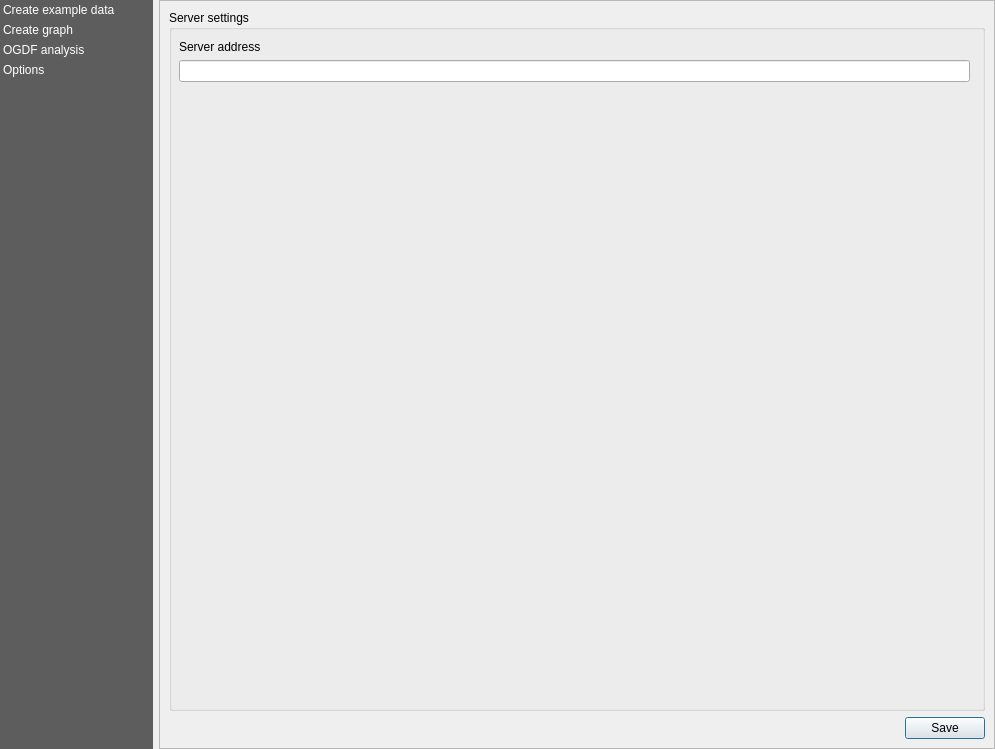
Qt form user_interface.ui (S-P-A-N-N-E-R-S/Frontend) before a commit.
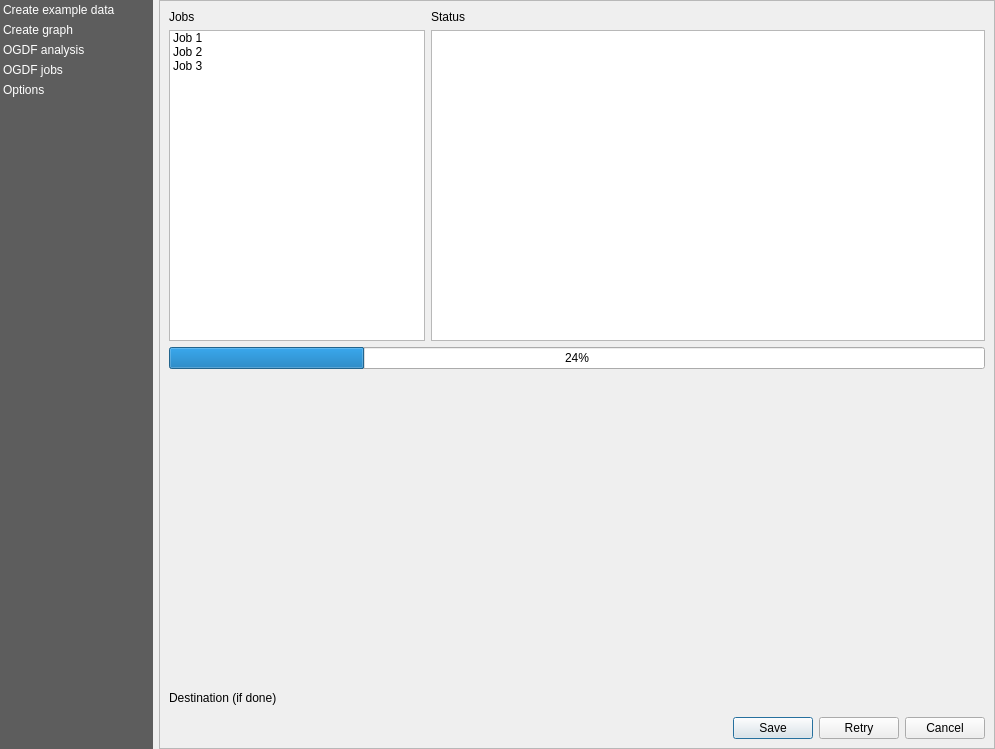
The same form after that commit. The open tabs and pages were chosen to show the change. Custom widgets are drawn as their Qt base class.

Commit message: Apply changes to UI based on mentioned requirements, refs #1

Patch:
```diff
--- a/user_interface.ui
+++ b/user_interface.ui
@@ -79,12 +79,24 @@
        <height>32</height>
       </size>
      </property>
+     <property name="movement">
+      <enum>QListView::Static</enum>
+     </property>
+     <property name="layoutMode">
+      <enum>QListView::SinglePass</enum>
+     </property>
+     <property name="viewMode">
+      <enum>QListView::ListMode</enum>
+     </property>
      <property name="uniformItemSizes">
       <bool>true</bool>
      </property>
      <property name="currentRow">
       <number>-1</number>
      </property>
+     <property name="sortingEnabled">
+      <bool>false</bool>
+     </property>
      <item>
       <property name="text">
        <string>Create example data</string>
@@ -100,6 +112,11 @@
        <string>OGDF analysis</string>
       </property>
      </item>
+     <item>
+      <property name="text">
+       <string>OGDF jobs</string>
+      </property>
+     </item>
      <item>
       <property name="text">
        <string>Options</string>
@@ -590,29 +607,6 @@
                       </item>
                      </widget>
                     </item>
-                    <item row="4" column="1">
-                     <widget class="QLabel" name="label_14">
-                      <property name="text">
-                       <string>Destination</string>
-                      </property>
-                     </widget>
-                    </item>
-                    <item row="5" column="1">
-                     <widget class="QgsFileWidget" name="mQgsFileWidget_4">
-                      <property name="useLink">
-                       <bool>false</bool>
-                      </property>
-                      <property name="fullUrl">
-                       <bool>false</bool>
-                      </property>
-                      <property name="dialogTitle">
-                       <string/>
-                      </property>
-                      <property name="storageMode">
-                       <enum>QgsFileWidget::SaveFile</enum>
-                      </property>
-                     </widget>
-                    </item>
                    </layout>
                   </widget>
                   <widget class="QgsCollapsibleGroupBox" name="mGroupBox_3">
@@ -797,6 +791,118 @@
              </item>
             </layout>
            </widget>
+           <widget class="QWidget" name="ogdf_jobs">
+            <property name="enabled">
+             <bool>true</bool>
+            </property>
+            <layout class="QVBoxLayout" name="verticalLayout_12">
+             <item>
+              <layout class="QVBoxLayout" name="verticalLayout_6">
+               <item>
+                <layout class="QFormLayout" name="formLayout_4">
+                 <item row="0" column="0">
+                  <widget class="QLabel" name="label_20">
+                   <property name="text">
+                    <string>Jobs</string>
+                   </property>
+                  </widget>
+                 </item>
+                 <item row="0" column="1">
+                  <widget class="QLabel" name="label_22">
+                   <property name="text">
+                    <string>Status</string>
+                   </property>
+                  </widget>
+                 </item>
+                 <item row="1" column="0">
+                  <widget class="QListWidget" name="listWidget">
+                   <property name="autoScrollMargin">
+                    <number>16</number>
+                   </property>
+                   <item>
+                    <property name="text">
+                     <string>Job 1</string>
+                    </property>
+                   </item>
+                   <item>
+                    <property name="text">
+                     <string>Job 2</string>
+                    </property>
+                   </item>
+                   <item>
+                    <property name="text">
+                     <string>Job 3</string>
+                    </property>
+                   </item>
+                  </widget>
+                 </item>
+                 <item row="1" column="1">
+                  <widget class="QTextBrowser" name="textBrowser_2"/>
+                 </item>
+                 <item row="2" column="0" colspan="2">
+                  <widget class="QProgressBar" name="progressBar">
+                   <property name="value">
+                    <number>24</number>
+                   </property>
+                  </widget>
+                 </item>
+                 <item row="4" column="0">
+                  <widget class="QLabel" name="label_14">
+                   <property name="styleSheet">
+                    <string notr="true">m</string>
+                   </property>
+                   <property name="lineWidth">
+                    <number>1</number>
+                   </property>
+                   <property name="text">
+                    <string>Destination (if done)</string>
+                   </property>
+                   <property name="scaledContents">
+                    <bool>false</bool>
+                   </property>
+                   <property name="wordWrap">
+                    <bool>false</bool>
+                   </property>
+                   <property name="margin">
+                    <number>0</number>
+                   </property>
+                   <property name="indent">
+                    <number>-1</number>
+                   </property>
+                  </widget>
+                 </item>
+                 <item row="5" column="0" colspan="2">
+                  <widget class="QgsFileWidget" name="mQgsFileWidget_3"/>
+                 </item>
+                 <item row="3" column="0" colspan="2">
+                  <spacer name="verticalSpacer">
+                   <property name="orientation">
+                    <enum>Qt::Vertical</enum>
+                   </property>
+                   <property name="sizeHint" stdset="0">
+                    <size>
+                     <width>20</width>
+                     <height>10</height>
+                    </size>
+                   </property>
+                  </spacer>
+                 </item>
+                </layout>
+               </item>
+               <item>
+                <widget class="QDialogButtonBox" name="buttonBox_2">
+                 <property name="standardButtons">
+                  <set>QDialogButtonBox::Cancel|QDialogButtonBox::Retry|QDialogButtonBox::Save</set>
+                 </property>
+                 <property name="centerButtons">
+                  <bool>false</bool>
+                 </property>
+                </widget>
+               </item>
+              </layout>
+             </item>
+            </layout>
+           </widget>
            <widget class="QWidget" name="options">
             <layout class="QVBoxLayout" name="verticalLayout_10">
              <item>
@@ -812,7 +918,7 @@
                     <x>10</x>
                     <y>30</y>
                     <width>791</width>
-                    <height>251</height>
+                    <height>41</height>
                    </rect>
                   </property>
                   <layout class="QFormLayout" name="formLayout_5">
@@ -874,6 +980,11 @@
    <header>qgsfilewidget.h</header>
    <container>1</container>
   </customwidget>
+  <customwidget>
+   <class>QgsPasswordLineEdit</class>
+   <extends>QLineEdit</extends>
+   <header>qgspasswordlineedit.h</header>
+  </customwidget>
  </customwidgets>
  <tabstops>
   <tabstop>main_scroll</tabstop>
```
Left out of the diff: 163 changed lines with no effect on the pictures.
